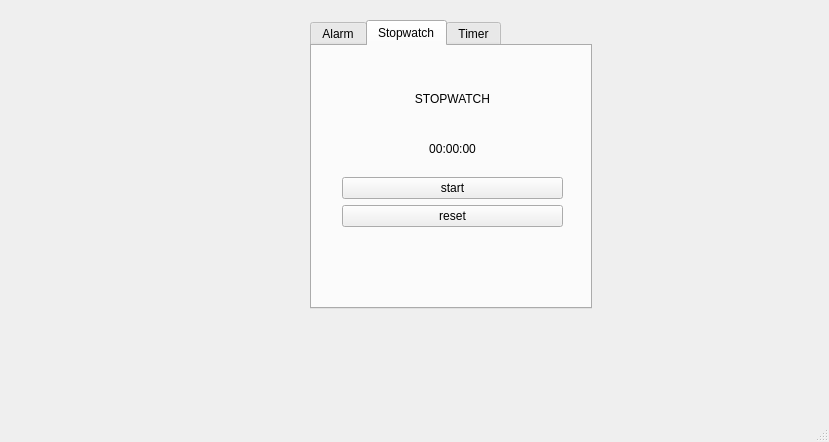
Dull993/AturWaktu, file mainwindow.ui: the form before one commit.
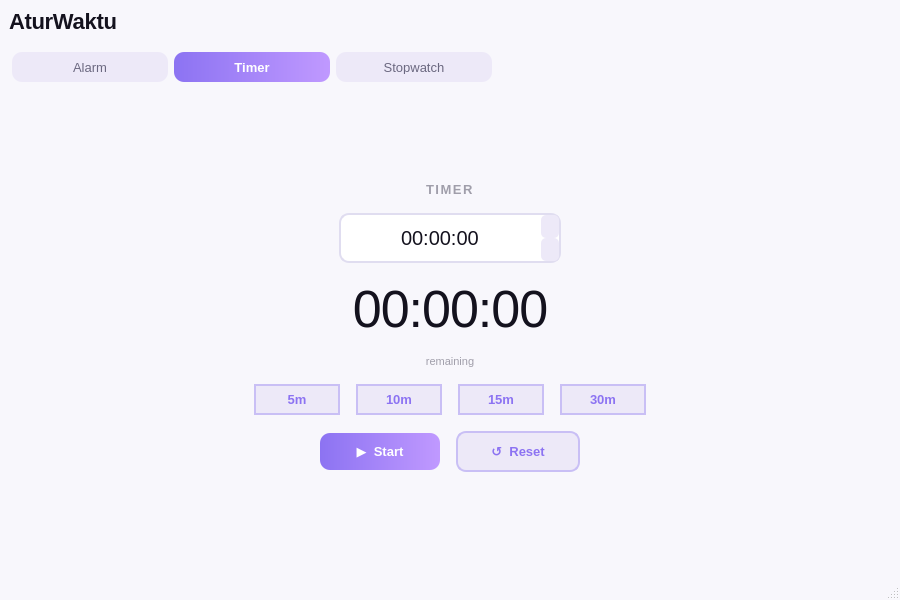
The form after the commit. The open tabs and pages were chosen to show the change.

What changed in the file:
```diff
--- a/mainwindow.ui
+++ b/mainwindow.ui
@@ -6,179 +6,647 @@
    <rect>
     <x>0</x>
     <y>0</y>
-    <width>829</width>
-    <height>442</height>
+    <width>900</width>
+    <height>600</height>
    </rect>
   </property>
   <property name="windowTitle">
-   <string>MainWindow</string>
+   <string>Atur Waktu</string>
+  </property>
+  <property name="styleSheet">
+   <string notr="true">
+QMainWindow {
+    background-color: #f8f7fc;
+}
+QWidget#centralwidget {
+    background-color: #f8f7fc;
+}
+QTabWidget::pane {
+    border: none;
+    background-color: #f8f7fc;
+    border-radius: 16px;
+}
+QTabWidget::tab-bar {
+    alignment: center;
+}
+QTabBar::tab {
+    background-color: #ede9f8;
+    color: #6b6880;
+    font-family: &quot;Inter&quot;;
+    font-size: 13px;
+    padding: 8px 28px;
+    margin: 2px 3px;
+    border-radius: 10px;
+    min-width: 100px;
+}
+QTabBar::tab:selected {
+    background: qlineargradient(x1:0, y1:0, x2:1, y2:0, stop:0 #8c73f2, stop:1 #c099ff);
+    color: #ffffff;
+    font-weight: bold;
+}
+QTabBar::tab:hover:!selected {
+    background-color: #ddd6f7;
+    color: #3d3a52;
+}
+QListWidget {
+    background-color: #ffffff;
+    border: 1.5px solid #e0ddf0;
+    border-radius: 12px;
+    padding: 6px;
+    font-family: &quot;Inter&quot;;
+    font-size: 14px;
+    color: #14121e;
+    outline: none;
+}
+QListWidget::item {
+    padding: 8px 10px;
+    border-radius: 8px;
+    margin: 2px 0px;
+}
+QListWidget::item:selected {
+    background-color: #ede9f8;
+    color: #14121e;
+}
+QListWidget::item:hover {
+    background-color: #f3f0fb;
+}
+QTimeEdit {
+    background-color: #ffffff;
+    border: 1.5px solid #e0ddf0;
+    border-radius: 10px;
+    padding: 8px 12px;
+    font-family: &quot;Inter&quot;;
+    font-size: 16px;
+    color: #14121e;
+}
+QTimeEdit::up-button, QTimeEdit::down-button {
+    width: 18px;
+    border-radius: 5px;
+    background: #ede9f8;
+}
+QPushButton {
+    border-radius: 10px;
+    padding: 10px 20px;
+    font-family: &quot;Inter&quot;;
+    font-size: 13px;
+    font-weight: bold;
+}
+QPushButton#btnAddAlarm {
+    background: qlineargradient(x1:0, y1:0, x2:1, y2:0, stop:0 #8c73f2, stop:1 #c099ff);
+    color: #ffffff;
+    border: none;
+}
+QPushButton#btnAddAlarm:hover {
+    background: qlineargradient(x1:0, y1:0, x2:1, y2:0, stop:0 #7a60e0, stop:1 #b088ee);
+}
+QPushButton#btnDeleteAlarm {
+    background-color: #ede9f8;
+    color: #8c73f2;
+    border: 1.5px solid #c9bff5;
+}
+QPushButton#btnDeleteAlarm:hover {
+    background-color: #ddd6f7;
+}
+QPushButton#btnStartSW, QPushButton#btnStartTimer {
+    background: qlineargradient(x1:0, y1:0, x2:1, y2:0, stop:0 #8c73f2, stop:1 #c099ff);
+    color: #ffffff;
+    border: none;
+    min-width: 80px;
+}
+QPushButton#btnStartSW:hover, QPushButton#btnStartTimer:hover {
+    background: qlineargradient(x1:0, y1:0, x2:1, y2:0, stop:0 #7a60e0, stop:1 #b088ee);
+}
+QPushButton#btnResetSW, QPushButton#btnResetTimer {
+    background-color: #ede9f8;
+    color: #8c73f2;
+    border: 1.5px solid #c9bff5;
+    min-width: 80px;
+}
+QPushButton#btnResetSW:hover, QPushButton#btnResetTimer:hover {
+    background-color: #ddd6f7;
+}
+QPushButton#btnLapSW {
+    background-color: #fff0f6;
+    color: #fa73a6;
+    border: 1.5px solid #fac0d5;
+    min-width: 80px;
+}
+QPushButton#btnLapSW:hover {
+    background-color: #ffe4f0;
+}
+QPushButton#btnPreset5, QPushButton#btnPreset10, QPushButton#btnPreset15, QPushButton#btnPreset30 {
+    background-color: #ede9f8;
+    color: #8c73f2;
+    border: 1.5px solid #c9bff5;
+    padding: 6px 14px;
+    min-width: 54px;
+    border-radius: 18px;
+}
+QPushButton#btnPreset5:hover, QPushButton#btnPreset10:hover,
+QPushButton#btnPreset15:hover, QPushButton#btnPreset30:hover {
+    background-color: #ddd6f7;
+}
+QLabel#labelTitle {
+    font-family: &quot;Inter&quot;;
+    font-size: 22px;
+    font-weight: bold;
+    color: #14121e;
+    letter-spacing: -0.3px;
+}
+QLabel#labelStopwatch {
+    font-family: &quot;Inter&quot;;
+    font-size: 52px;
+    color: #14121e;
+    letter-spacing: -1.5px;
+}
+QLabel#labelTimer {
+    font-family: &quot;Inter&quot;;
+    font-size: 52px;
+    color: #14121e;
+    letter-spacing: -1px;
+}
+QLabel#labelTimerRemaining {
+    font-family: &quot;Inter&quot;;
+    font-size: 11px;
+    color: #a09eaa;
+}
+QLabel#labelSWHeader, QLabel#labelTimerHeader {
+    font-family: &quot;Inter&quot;;
+    font-size: 13px;
+    color: #a09eaa;
+    font-weight: bold;
+    letter-spacing: 1.5px;
+}
+QFrame#divider {
+    color: #e0ddf0;
+}
+   </string>
   </property>
   <widget class="QWidget" name="centralwidget">
-   <widget class="QTabWidget" name="Alarm">
-    <property name="geometry">
-     <rect>
-      <x>310</x>
-      <y>20</y>
-      <width>282</width>
-      <height>289</height>
-     </rect>
+   <layout class="QVBoxLayout" name="mainVLayout">
+    <property name="spacing">
+     <number>16</number>
     </property>
-    <property name="currentIndex">
-     <number>0</number>
-    </property>
-    <widget class="QWidget" name="tab">
-     <attribute name="title">
-      <string>Alarm</string>
-     </attribute>
-     <layout class="QVBoxLayout" name="verticalLayout_3">
+    <item>
+     <layout class="QHBoxLayout" name="headerLayout">
       <item>
-       <widget class="QListWidget" name="listAlarm"/>
-      </item>
-      <item>
-       <widget class="QTimeEdit" name="timeEditAlarm">
-        <property name="displayFormat">
-         <string>HH:mm:ss</string>
-        </property>
-       </widget>
-      </item>
-      <item>
-       <widget class="QPushButton" name="btnAddAlarm">
+       <widget class="QLabel" name="labelTitle">
         <property name="text">
-         <string>Add Alarm</string>
+         <string>AturWaktu</string>
         </property>
        </widget>
       </item>
       <item>
-       <widget class="QPushButton" name="btnDeleteAlarm">
-        <property name="text">
-         <string>Delete</string>
+       <spacer name="headerSpacer">
+        <property name="orientation">
+         <enum>Qt::Orientation::Horizontal</enum>
         </property>
-       </widget>
+        <property name="sizeHint" stdset="0">
+         <size>
+          <width>0</width>
+          <height>0</height>
+         </size>
+        </property>
+       </spacer>
       </item>
      </layout>
-    </widget>
-    <widget class="QWidget" name="tab_2">
-     <attribute name="title">
-      <string>Stopwatch</string>
-     </attribute>
-     <widget class="QWidget" name="verticalLayoutWidget">
-      <property name="geometry">
-       <rect>
-        <x>30</x>
-        <y>30</y>
-        <width>221</width>
-        <height>151</height>
-       </rect>
+    </item>
+    <item>
+     <widget class="QTabWidget" name="tabAturWaktu">
+      <property name="tabPosition">
+       <enum>QTabWidget::TabPosition::North</enum>
       </property>
-      <layout class="QVBoxLayout" name="verticalLayout">
-       <item>
-        <widget class="QLabel" name="label">
-         <property name="mouseTracking">
-          <bool>false</bool>
-         </property>
-         <property name="acceptDrops">
-          <bool>false</bool>
-         </property>
-         <property name="autoFillBackground">
-          <bool>false</bool>
-         </property>
-         <property name="text">
-          <string>STOPWATCH</string>
-         </property>
-         <property name="alignment">
-          <set>Qt::AlignmentFlag::AlignCenter</set>
-         </property>
-        </widget>
-       </item>
-       <item>
-        <widget class="QLabel" name="labelStopwatch">
-         <property name="text">
-          <string>00:00:00</string>
-         </property>
-         <property name="alignment">
-          <set>Qt::AlignmentFlag::AlignCenter</set>
-         </property>
-        </widget>
-       </item>
-       <item>
-        <widget class="QPushButton" name="btnStartSW">
-         <property name="text">
-          <string>start</string>
-         </property>
-        </widget>
-       </item>
-       <item>
-        <widget class="QPushButton" name="btnResetSW">
-         <property name="text">
-          <string>reset</string>
-         </property>
-        </widget>
-       </item>
-      </layout>
-     </widget>
-    </widget>
-    <widget class="QWidget" name="tab_3">
-     <attribute name="title">
-      <string>Timer</string>
-     </attribute>
-     <widget class="QWidget" name="verticalLayoutWidget_2">
-      <property name="geometry">
-       <rect>
-        <x>40</x>
-        <y>30</y>
-        <width>201</width>
-        <height>171</height>
-       </rect>
+      <property name="currentIndex">
+       <number>1</number>
       </property>
-      <layout class="QVBoxLayout" name="verticalLayout_2">
-       <item>
-        <widget class="QLabel" name="label_2">
-         <property name="text">
-          <string>TIMER</string>
-         </property>
-         <property name="alignment">
-          <set>Qt::AlignmentFlag::AlignCenter</set>
-         </property>
-        </widget>
-       </item>
-       <item>
-        <widget class="QTimeEdit" name="timeEditTimer">
-         <property name="alignment">
-          <set>Qt::AlignmentFlag::AlignCenter</set>
-         </property>
-         <property name="displayFormat">
-          <string>HH:mm:ss</string>
-         </property>
-        </widget>
-       </item>
-       <item>
-        <widget class="QLabel" name="labelTimer">
-         <property name="text">
-          <string>00:00:00</string>
-         </property>
-         <property name="alignment">
-          <set>Qt::AlignmentFlag::AlignCenter</set>
-         </property>
-        </widget>
-       </item>
-       <item>
-        <widget class="QPushButton" name="btnStartTimer">
-         <property name="text">
-          <string>start</string>
-         </property>
-        </widget>
-       </item>
-       <item>
-        <widget class="QPushButton" name="btnResetTimer">
-         <property name="text">
-          <string>reset</string>
-         </property>
-        </widget>
-       </item>
-      </layout>
+      <property name="documentMode">
+       <bool>false</bool>
+      </property>
+      <widget class="QWidget" name="tabAlarm">
+       <attribute name="title">
+        <string>Alarm</string>
+       </attribute>
+       <layout class="QHBoxLayout" name="alarmHLayout">
+        <property name="spacing">
+         <number>20</number>
+        </property>
+        <item>
+         <layout class="QVBoxLayout" name="alarmListVLayout">
+          <property name="spacing">
+           <number>10</number>
+          </property>
+          <item>
+           <widget class="QLabel" name="labelAlarmList">
+            <property name="styleSheet">
+             <string>font-family: 'Inter'; font-size: 13px; font-weight: bold; color: #6b6880; letter-spacing: 1px;</string>
+            </property>
+            <property name="text">
+             <string>Daftar Alarm</string>
+            </property>
+           </widget>
+          </item>
+          <item>
+           <widget class="QListWidget" name="listAlarm"/>
+          </item>
+         </layout>
+        </item>
+        <item>
+         <layout class="QVBoxLayout" name="alarmControlVLayout">
+          <property name="spacing">
+           <number>12</number>
+          </property>
+          <item>
+           <spacer name="alarmTopSpacer">
+            <property name="orientation">
+             <enum>Qt::Orientation::Vertical</enum>
+            </property>
+            <property name="sizeHint" stdset="0">
+             <size>
+              <width>20</width>
+              <height>40</height>
+             </size>
+            </property>
+           </spacer>
+          </item>
+          <item>
+           <widget class="QLabel" name="labelSetAlarm">
+            <property name="styleSheet">
+             <string>font-family: 'Inter'; font-size: 13px; font-weight: bold; color: #6b6880; letter-spacing: 1px;</string>
+            </property>
+            <property name="text">
+             <string>Atur Waktu Alarm</string>
+            </property>
+           </widget>
+          </item>
+          <item>
+           <widget class="QTimeEdit" name="timeEditAlarm">
+            <property name="alignment">
+             <set>Qt::AlignmentFlag::AlignCenter</set>
+            </property>
+            <property name="displayFormat">
+             <string>HH:mm:ss</string>
+            </property>
+           </widget>
+          </item>
+          <item>
+           <widget class="QPushButton" name="btnAddAlarm">
+            <property name="text">
+             <string>＋  Tambah Alarm</string>
+            </property>
+           </widget>
+          </item>
+          <item>
+           <widget class="QPushButton" name="btnDeleteAlarm">
+            <property name="text">
+             <string>Hapus Alarm</string>
+            </property>
+           </widget>
+          </item>
+          <item>
+           <spacer name="alarmBottomSpacer">
+            <property name="orientation">
+             <enum>Qt::Orientation::Vertical</enum>
+            </property>
+            <property name="sizeHint" stdset="0">
+             <size>
+              <width>0</width>
+              <height>0</height>
+             </size>
+            </property>
+           </spacer>
+          </item>
+         </layout>
+        </item>
+       </layout>
+      </widget>
+      <widget class="QWidget" name="tabTimer">
+       <attribute name="title">
+        <string>Timer</string>
+       </attribute>
+       <layout class="QVBoxLayout" name="timerVLayout">
+        <property name="spacing">
+         <number>16</number>
+        </property>
+        <item>
+         <spacer name="timerTopSpacer">
+          <property name="orientation">
+           <enum>Qt::Orientation::Vertical</enum>
+          </property>
+          <property name="sizeHint" stdset="0">
+           <size>
+            <width>20</width>
+            <height>20</height>
+           </size>
+          </property>
+         </spacer>
+        </item>
+        <item>
+         <widget class="QLabel" name="labelTimerHeader">
+          <property name="text">
+           <string>TIMER</string>
+          </property>
+          <property name="alignment">
+           <set>Qt::AlignmentFlag::AlignCenter</set>
+          </property>
+         </widget>
+        </item>
+        <item>
+         <layout class="QHBoxLayout" name="timerInputHLayout">
+          <item>
+           <spacer>
+            <property name="orientation">
+             <enum>Qt::Orientation::Horizontal</enum>
+            </property>
+            <property name="sizeHint" stdset="0">
+             <size>
+              <width>0</width>
+              <height>0</height>
+             </size>
+            </property>
+           </spacer>
+          </item>
+          <item>
+           <widget class="QTimeEdit" name="timeEditTimer">
+            <property name="styleSheet">
+             <string>font-size: 20px; padding: 10px 20px; min-width: 160px;</string>
+            </property>
+            <property name="alignment">
+             <set>Qt::AlignmentFlag::AlignCenter</set>
+            </property>
+            <property name="displayFormat">
+             <string>HH:mm:ss</string>
+            </property>
+           </widget>
+          </item>
+          <item>
+           <spacer>
+            <property name="orientation">
+             <enum>Qt::Orientation::Horizontal</enum>
+            </property>
+            <property name="sizeHint" stdset="0">
+             <size>
+              <width>0</width>
+              <height>0</height>
+             </size>
+            </property>
+           </spacer>
+          </item>
+         </layout>
+        </item>
+        <item>
+         <widget class="QLabel" name="labelTimer">
+          <property name="text">
+           <string>00:00:00</string>
+          </property>
+          <property name="alignment">
+           <set>Qt::AlignmentFlag::AlignCenter</set>
+          </property>
+         </widget>
+        </item>
+        <item>
+         <widget class="QLabel" name="labelTimerRemaining">
+          <property name="text">
+           <string>remaining</string>
+          </property>
+          <property name="alignment">
+           <set>Qt::AlignmentFlag::AlignCenter</set>
+          </property>
+         </widget>
+        </item>
+        <item>
+         <layout class="QHBoxLayout" name="timerPresetHLayout">
+          <item>
+           <spacer>
+            <property name="orientation">
+             <enum>Qt::Orientation::Horizontal</enum>
+            </property>
+            <property name="sizeHint" stdset="0">
+             <size>
+              <width>0</width>
+              <height>0</height>
+             </size>
+            </property>
+           </spacer>
+          </item>
+          <item>
+           <widget class="QPushButton" name="btnPreset5">
+            <property name="text">
+             <string>5m</string>
+            </property>
+           </widget>
+          </item>
+          <item>
+           <widget class="QPushButton" name="btnPreset10">
+            <property name="text">
+             <string>10m</string>
+            </property>
+           </widget>
+          </item>
+          <item>
+           <widget class="QPushButton" name="btnPreset15">
+            <property name="text">
+             <string>15m</string>
+            </property>
+           </widget>
+          </item>
+          <item>
+           <widget class="QPushButton" name="btnPreset30">
+            <property name="text">
+             <string>30m</string>
+            </property>
+           </widget>
+          </item>
+          <item>
+           <spacer>
+            <property name="orientation">
+             <enum>Qt::Orientation::Horizontal</enum>
+            </property>
+            <property name="sizeHint" stdset="0">
+             <size>
+              <width>0</width>
+              <height>0</height>
+             </size>
+            </property>
+           </spacer>
+          </item>
+         </layout>
+        </item>
+        <item>
+         <layout class="QHBoxLayout" name="timerBtnHLayout">
+          <item>
+           <spacer>
+            <property name="orientation">
+             <enum>Qt::Orientation::Horizontal</enum>
+            </property>
+            <property name="sizeHint" stdset="0">
+             <size>
+              <width>0</width>
+              <height>0</height>
+             </size>
+            </property>
+           </spacer>
+          </item>
+          <item>
+           <widget class="QPushButton" name="btnStartTimer">
+            <property name="text">
+             <string>▶  Start</string>
+            </property>
+           </widget>
+          </item>
+          <item>
+           <widget class="QPushButton" name="btnResetTimer">
+            <property name="text">
+             <string>↺  Reset</string>
+            </property>
+           </widget>
+          </item>
+          <item>
+           <spacer>
+            <property name="orientation">
+             <enum>Qt::Orientation::Horizontal</enum>
+            </property>
+            <property name="sizeHint" stdset="0">
+             <size>
+              <width>0</width>
+              <height>0</height>
+             </size>
+            </property>
+           </spacer>
+          </item>
+         </layout>
+        </item>
+        <item>
+         <spacer name="timerBottomSpacer">
+          <property name="orientation">
+           <enum>Qt::Orientation::Vertical</enum>
+          </property>
+          <property name="sizeHint" stdset="0">
+           <size>
+            <width>0</width>
+            <height>0</height>
+           </size>
+          </property>
+         </spacer>
+        </item>
+       </layout>
+      </widget>
+      <widget class="QWidget" name="tabStopwatch">
+       <attribute name="title">
+        <string>Stopwatch</string>
+       </attribute>
+       <layout class="QVBoxLayout" name="swVLayout">
+        <property name="spacing">
+         <number>16</number>
+        </property>
+        <item>
+         <spacer name="swTopSpacer">
+          <property name="orientation">
+           <enum>Qt::Orientation::Vertical</enum>
+          </property>
+          <property name="sizeHint" stdset="0">
+           <size>
+            <width>20</width>
+            <height>20</height>
+           </size>
+          </property>
+         </spacer>
+        </item>
+        <item>
+         <widget class="QLabel" name="labelSWHeader">
+          <property name="text">
+           <string>STOPWATCH</string>
+          </property>
+          <property name="alignment">
+           <set>Qt::AlignmentFlag::AlignCenter</set>
+          </property>
+         </widget>
+        </item>
+        <item>
+         <widget class="QLabel" name="labelStopwatch">
+          <property name="text">
+           <string>00:00.00</string>
+          </property>
+          <property name="alignment">
+           <set>Qt::AlignmentFlag::AlignCenter</set>
+          </property>
+         </widget>
+        </item>
+        <item>
+         <layout class="QHBoxLayout" name="swBtnHLayout">
+          <item>
+           <spacer>
+            <property name="orientation">
+             <enum>Qt::Orientation::Horizontal</enum>
+            </property>
+            <property name="sizeHint" stdset="0">
+             <size>
+              <width>0</width>
+              <height>0</height>
+             </size>
+            </property>
+           </spacer>
+          </item>
+          <item>
+           <widget class="QPushButton" name="btnStartSW">
+            <property name="text">
+             <string>▶  Start</string>
+            </property>
+           </widget>
+          </item>
+          <item>
+           <widget class="QPushButton" name="btnLapSW">
+            <property name="text">
+             <string>⚑  Lap</string>
+            </property>
+           </widget>
+          </item>
+          <item>
+           <widget class="QPushButton" name="btnResetSW">
+            <property name="text">
+             <string>↺  Reset</string>
+            </property>
+           </widget>
+          </item>
+          <item>
+           <spacer>
+            <property name="orientation">
+             <enum>Qt::Orientation::Horizontal</enum>
+            </property>
+            <property name="sizeHint" stdset="0">
+             <size>
+              <width>0</width>
+              <height>0</height>
+             </size>
+            </property>
+           </spacer>
+          </item>
+         </layout>
+        </item>
+        <item>
+         <widget class="QListWidget" name="listLap">
+          <property name="styleSheet">
+           <string>QListWidget { background-color: #ffffff; border: 1.5px solid #e0ddf0; border-radius: 12px; padding: 6px; font-family: 'Inter'; font-size: 13px; color: #14121e; } QListWidget::item { padding: 6px 10px; border-radius: 8px; margin: 2px 0px; } QListWidget::item:selected { background-color: #fff0f6; color: #fa73a6; }</string>
+          </property>
+         </widget>
+        </item>
+        <item>
+         <spacer name="swBottomSpacer">
+          <property name="orientation">
+           <enum>Qt::Orientation::Vertical</enum>
+          </property>
+          <property name="sizeHint" stdset="0">
+           <size>
+            <width>20</width>
+            <height>20</height>
+           </size>
+          </property>
+         </spacer>
+        </item>
+       </layout>
+      </widget>
      </widget>
-    </widget>
-   </widget>
+    </item>
+   </layout>
   </widget>
   <widget class="QMenuBar" name="menubar">
    <property name="geometry">
@@ -190,7 +658,11 @@
     </rect>
    </property>
   </widget>
-  <widget class="QStatusBar" name="statusbar"/>
+  <widget class="QStatusBar" name="statusbar">
+   <property name="styleSheet">
+    <string>QStatusBar { background-color: #f8f7fc; color: #a09eaa; font-family: 'Inter'; font-size: 12px; }</string>
+   </property>
+  </widget>
  </widget>
  <resources/>
  <connections/>
```
Left out of the diff: 7 changed lines with no effect on the pictures.
